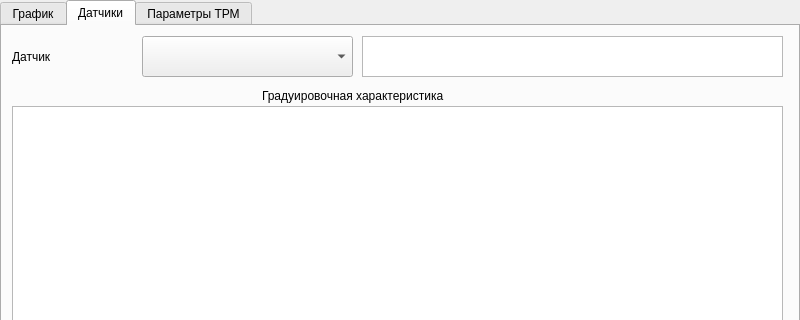
Marik28/dissertation, file src/dissertation_gui/main_window.ui: the form before one commit; both pictures show x 0 to 800 and y 0 to 320 of the 800 by 480 pixel window.
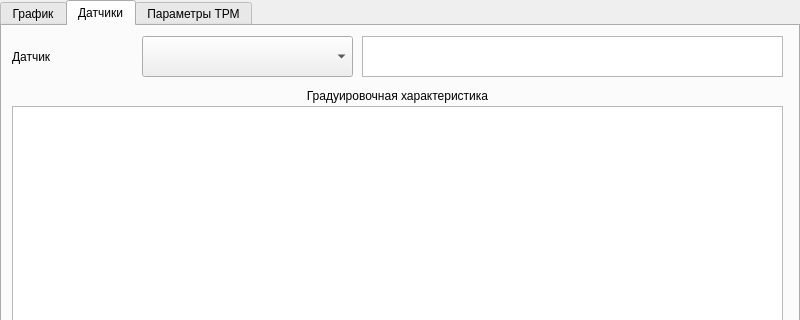
The form after the commit. Custom widgets are drawn as their Qt base class.

What changed in the file:
```diff
--- a/src/dissertation_gui/main_window.ui
+++ b/src/dissertation_gui/main_window.ui
@@ -91,15 +91,18 @@
      <widget class="QLabel" name="label_2">
       <property name="geometry">
        <rect>
-        <x>260</x>
+        <x>0</x>
         <y>60</y>
-        <width>301</width>
+        <width>791</width>
         <height>20</height>
        </rect>
       </property>
       <property name="text">
        <string>Градуировочная характеристика</string>
       </property>
+      <property name="alignment">
+       <set>Qt::AlignCenter</set>
+      </property>
      </widget>
     </widget>
     <widget class="QWidget" name="tab">
```
Left out of the diff: 12 changed lines with no effect on the pictures.
